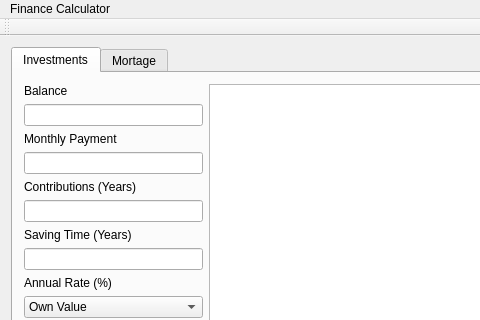
jrutanen/FinanceCalculator, file mainwindow.ui: the form before one commit; both pictures show x 0 to 480 and y 0 to 320 of the 718 by 547 pixel window.
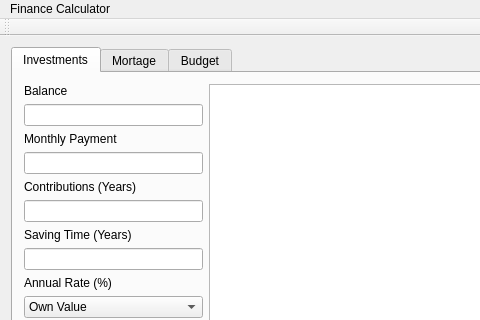
The form after the commit. Custom widgets are drawn as their Qt base class.

Commit message: - Added Copyright notice with GNU Public License - Added Budget tab to the UI

What changed in the file:
```diff
--- a/mainwindow.ui
+++ b/mainwindow.ui
@@ -367,6 +367,11 @@
         </item>
        </layout>
       </widget>
+      <widget class="QWidget" name="tab_budget">
+       <attribute name="title">
+        <string>Budget</string>
+       </attribute>
+      </widget>
      </widget>
     </item>
    </layout>
```
The commit also changes 16 other files.
